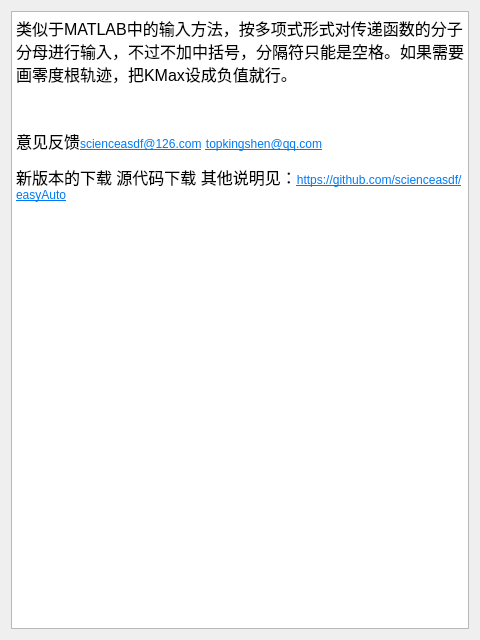
Above: form.ui from scienceasdf/easyAuto before the change. Below: the same form after it.
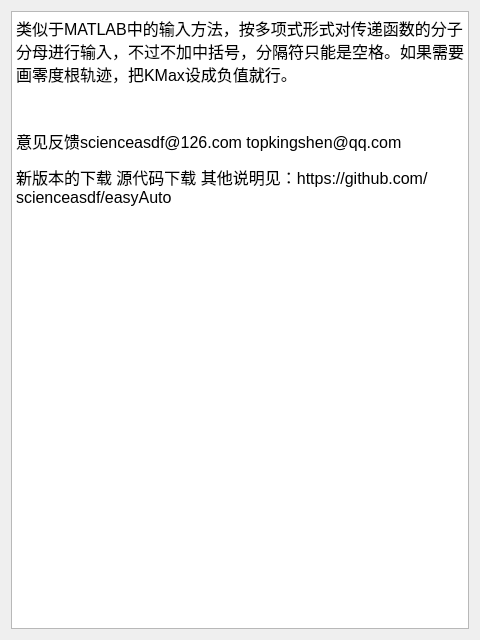
That is the form after the change. Icons and pictures are not drawn.

Diff of the .ui file:
```diff
--- a/form.ui
+++ b/form.ui
@@ -23,8 +23,8 @@
 &lt;/style&gt;&lt;/head&gt;&lt;body style=&quot; font-family:'SimSun'; font-size:9pt; font-weight:400; font-style:normal;&quot;&gt;
 &lt;p style=&quot; margin-top:12px; margin-bottom:12px; margin-left:0px; margin-right:0px; -qt-block-indent:0; text-indent:0px;&quot;&gt;&lt;span style=&quot; font-size:12pt;&quot;&gt;类似于MATLAB中的输入方法，按多项式形式对传递函数的分子分母进行输入，不过不加中括号，分隔符只能是空格。如果需要画零度根轨迹，把KMax设成负值就行。&lt;/span&gt;&lt;/p&gt;
 &lt;p style=&quot;-qt-paragraph-type:empty; margin-top:12px; margin-bottom:12px; margin-left:0px; margin-right:0px; -qt-block-indent:0; text-indent:0px; font-size:12pt;&quot;&gt;&lt;br /&gt;&lt;/p&gt;
-&lt;p style=&quot; margin-top:12px; margin-bottom:12px; margin-left:0px; margin-right:0px; -qt-block-indent:0; text-indent:0px;&quot;&gt;&lt;span style=&quot; font-size:12pt;&quot;&gt;意见反馈&lt;/span&gt;&lt;a href=&quot;scienceasdf@126.com&quot;&gt;&lt;span style=&quot; text-decoration: underline; color:#007af4;&quot;&gt;scienceasdf@126.com&lt;/span&gt;&lt;/a&gt;&lt;span style=&quot; font-size:12pt;&quot;&gt; &lt;/span&gt;&lt;a href=&quot;topkingshen@qq.com&quot;&gt;&lt;span style=&quot; text-decoration: underline; color:#007af4;&quot;&gt;topkingshen@qq.com&lt;/span&gt;&lt;/a&gt;&lt;/p&gt;
-&lt;p style=&quot; margin-top:12px; margin-bottom:12px; margin-left:0px; margin-right:0px; -qt-block-indent:0; text-indent:0px;&quot;&gt;&lt;span style=&quot; font-size:12pt;&quot;&gt;新版本的下载 源代码下载 其他说明见：&lt;/span&gt;&lt;a href=&quot;https://github.com/scienceasdf/easyAuto&quot;&gt;&lt;span style=&quot; text-decoration: underline; color:#007af4;&quot;&gt;https://github.com/scienceasdf/easyAuto&lt;/span&gt;&lt;/a&gt;&lt;/p&gt;
+&lt;p style=&quot; margin-top:12px; margin-bottom:12px; margin-left:0px; margin-right:0px; -qt-block-indent:0; text-indent:0px;&quot;&gt;&lt;span style=&quot; font-size:12pt;&quot;&gt;意见反馈scienceasdf@126.com topkingshen@qq.com&lt;/span&gt;&lt;/p&gt;
+&lt;p style=&quot; margin-top:12px; margin-bottom:12px; margin-left:0px; margin-right:0px; -qt-block-indent:0; text-indent:0px;&quot;&gt;&lt;span style=&quot; font-size:12pt;&quot;&gt;新版本的下载 源代码下载 其他说明见：https://github.com/scienceasdf/easyAuto&lt;/span&gt;&lt;/p&gt;
 &lt;p style=&quot; margin-top:12px; margin-bottom:12px; margin-left:0px; margin-right:0px; -qt-block-indent:0; text-indent:0px;&quot;&gt;&lt;img src=&quot;:/QR.png&quot; height=&quot;640&quot; /&gt;&lt;/p&gt;&lt;/body&gt;&lt;/html&gt;</string>
      </property>
     </widget>
```
